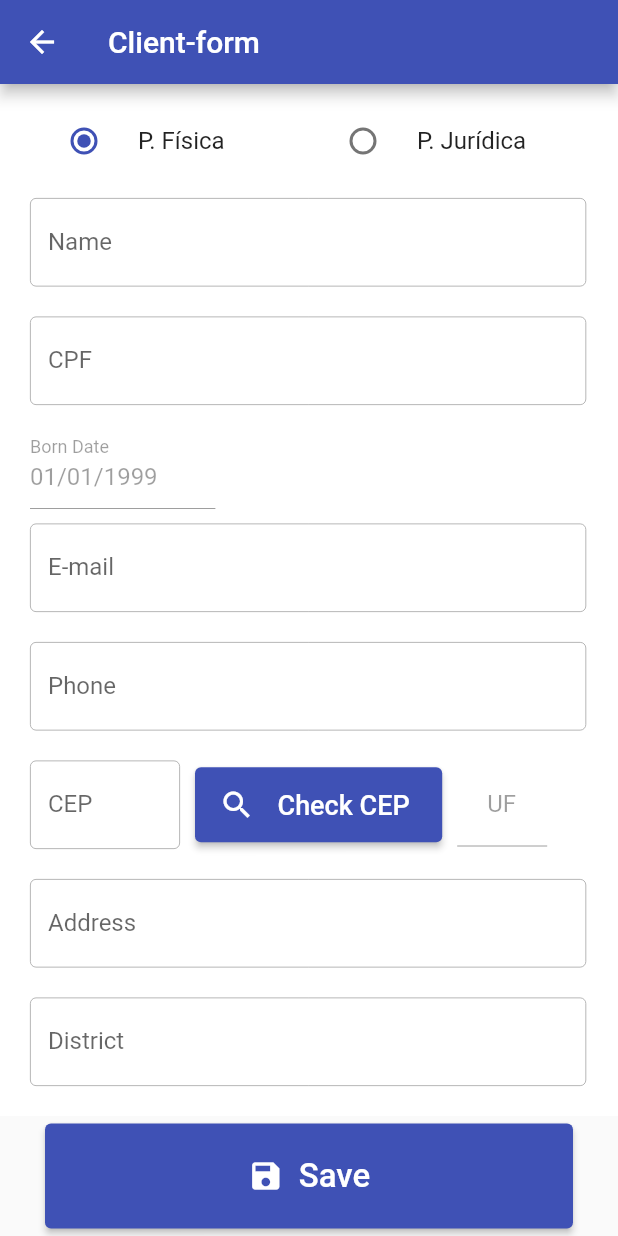
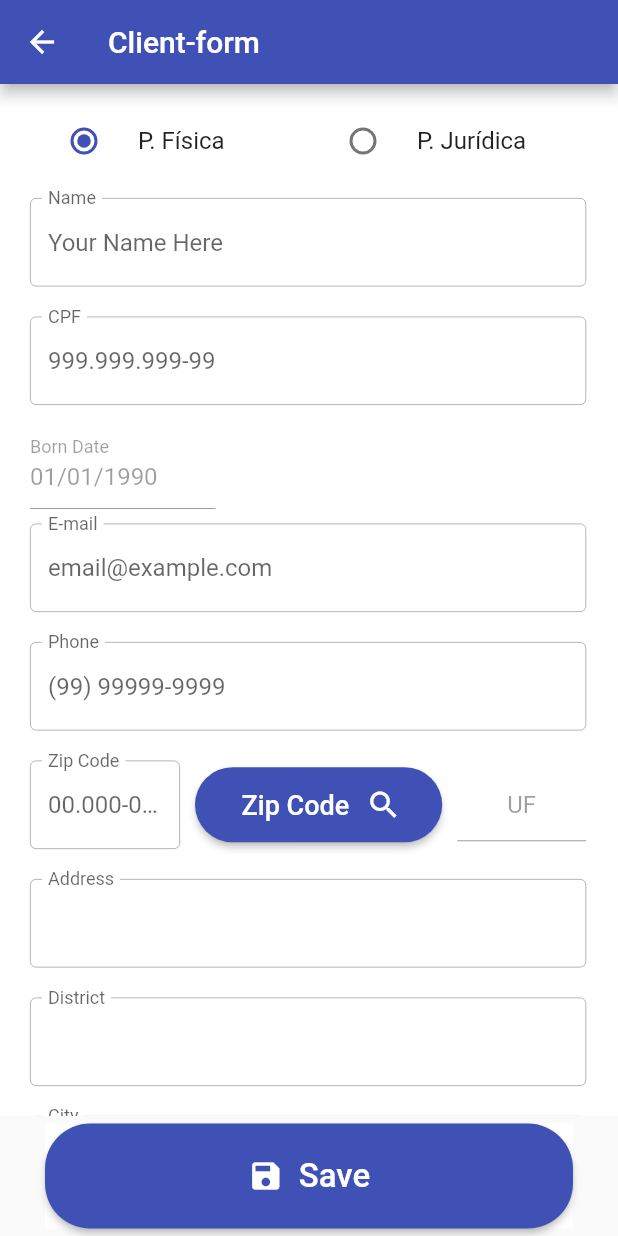
Before and after one commit to mattbrevis/crud_project, a Flutter app: the ClientPage screen opened directly, on a phone screen of 412 x 824 dp. Run offline on Flutter 3.47's test engine with Material 2 defaults, Android fonts, the phone set to English and light mode, and no system bars; our stand-ins replace brasil_fields; missing offline and left inert: bottom_picker.

Commit message:
fetchData from api VIACEP

```diff
--- a/lib/model/address_model.dart
+++ b/lib/model/address_model.dart
@@ -1,4 +1,4 @@
-class AddressModel {
+class AddressClientModel {
   String? cep;
   String? city;
   String? district;
@@ -6,7 +6,7 @@ class AddressModel {
   String? uf;
 
 
-  AddressModel(
+  AddressClientModel(
       {this.cep,
       this.city,
       this.district,
@@ -14,13 +14,22 @@ class AddressModel {
       this.uf,
       });
 
-  AddressModel.fromJson(Map<String, dynamic> json) {
+  AddressClientModel.fromJson(Map<String, dynamic> json) {
     cep = json['cep'];
     city = json['logradouro'];
     district = json['bairro'];
     address = json['localidade'];
     uf = json['uf'];
+  }
 
+  toMap(){
+    return {
+      'cep' : cep,
+      'city' : city,
+      'district' : district,
+      'address' : address,
+      'uf' : uf,
+    };
   }
 
 
--- a/lib/model/client_model.dart
+++ b/lib/model/client_model.dart
@@ -17,7 +17,7 @@ class ClientModel {
   DateTime bornDate;
   String emailClient;
   String phone;
-  AddressModel? address;
+  AddressClientModel? address;
 
   Map<String, dynamic> toMap() {
     return <String, dynamic>{
@@ -26,7 +26,7 @@ class ClientModel {
       'cpfCnpjClient': cpfCnpjClient,
       'bornDate': bornDate,
       'emailClient': emailClient,
-      'addressClient': address,
+      'address' : address
     };
   }
 
--- a/lib/pages/client-crud/client_page.dart
+++ b/lib/pages/client-crud/client_page.dart
@@ -4,6 +4,7 @@ import 'dart:math';
 import 'package:bottom_picker/bottom_picker.dart';
 import 'package:brasil_fields/brasil_fields.dart';
 import 'package:crud_project/model/address_model.dart';
+import 'package:crud_project/repositories/cep_repository.dart';
 import 'package:flutter/cupertino.dart';
 import 'package:flutter/material.dart';
 import 'package:flutter/services.dart';
@@ -27,7 +28,7 @@ class _ClientPageState extends State<ClientPage> {
   final nameController = TextEditingController();
   final cpfController = TextEditingController();
   final cnpjController = TextEditingController();
-  final bornDateController = TextEditingController(text: '01/01/1999');
+  final bornDateController = TextEditingController();
   final emailController = TextEditingController();
   final cepController = TextEditingController();
   final ufController = TextEditingController();
@@ -106,9 +107,11 @@ class _ClientPageState extends State<ClientPage> {
       if (widget.clientModel!.address != null) {
         cepController.text = widget.clientModel!.address!.cep.toString();
         ufController.text = widget.clientModel!.address!.uf.toString();
-        districtController.text = widget.clientModel!.address!.district.toString();
+        districtController.text =
+            widget.clientModel!.address!.district.toString();
         cityController.text = widget.clientModel!.address!.city.toString();
-        addressController.text = widget.clientModel!.address!.address.toString();
+        addressController.text =
+            widget.clientModel!.address!.address.toString();
       }
     } catch (e) {
       ScaffoldMessenger.of(context).showSnackBar(
@@ -124,7 +127,7 @@ class _ClientPageState extends State<ClientPage> {
         isPessoaJuridica == 0 ? cpfController.text : cnpjController.text;
 
     try {
-      final addressClient = AddressModel(
+      final addressClient = AddressClientModel(
           cep: cepController.text,
           uf: ufController.text,
           district: districtController.text,
@@ -219,9 +222,12 @@ class _ClientPageState extends State<ClientPage> {
                             textCapitalization: TextCapitalization.words,
                             textInputAction: TextInputAction.next,
                             cursorColor: Colors.black,
-                            decoration: const InputDecoration(
-                              label: Text('Name'),
-                              enabledBorder: OutlineInputBorder(
+                            decoration:  InputDecoration(
+                              floatingLabelBehavior:
+                                          FloatingLabelBehavior.always,
+                              label: const Text('Name'),
+                              hintText: isPessoaJuridica==0 ? 'Your Name Here' :'Your Company Name',
+                              enabledBorder: const OutlineInputBorder(
                                   borderSide: BorderSide(
                                       width: 0.5, color: Colors.grey)),
                             ),
@@ -246,6 +252,8 @@ class _ClientPageState extends State<ClientPage> {
                                   CpfInputFormatter()
                                 ],
                                 decoration: const InputDecoration(
+                                  floatingLabelBehavior:
+                                          FloatingLabelBehavior.always,
                                   label: Text('CPF'),
                                   hintText: '999.999.999-99',
                                   enabledBorder: OutlineInputBorder(
@@ -277,6 +285,9 @@ class _ClientPageState extends State<ClientPage> {
                                 ],
                                 decoration: const InputDecoration(
                                   label: Text('CNPJ'),
+                                  hintText: '88.888.8888-88',
+                                  floatingLabelBehavior:
+                                          FloatingLabelBehavior.always,
                                   enabledBorder: OutlineInputBorder(
                                       borderSide: BorderSide(
                                           width: 0.5, color: Colors.grey)),
@@ -306,7 +317,10 @@ class _ClientPageState extends State<ClientPage> {
                                 ],
                                 cursorColor: Colors.black,
                                 decoration: const InputDecoration(
+                                  floatingLabelBehavior:
+                                          FloatingLabelBehavior.always,
                                   label: Text('Born Date'),
+                                  hintText: '01/01/1990',
                                   enabledBorder: OutlineInputBorder(
                                       borderSide: BorderSide(
                                           width: 0.5, color: Colors.grey)),
@@ -331,7 +345,10 @@ class _ClientPageState extends State<ClientPage> {
                             textInputAction: TextInputAction.next,
                             cursorColor: Colors.black,
                             decoration: const InputDecoration(
+                              floatingLabelBehavior:
+                                          FloatingLabelBehavior.always,
                               label: Text('E-mail'),
+                              hintText: 'email@example.com',
                               enabledBorder: OutlineInputBorder(
                                   borderSide: BorderSide(
                                       width: 0.5, color: Colors.grey)),
@@ -359,8 +376,10 @@ class _ClientPageState extends State<ClientPage> {
                               TelefoneInputFormatter()
                             ],
                             decoration: const InputDecoration(
-
+                              floatingLabelBehavior:
+                                          FloatingLabelBehavior.always,
                               label: Text('Phone'),
+                              hintText: '(99) 99999-9999',
                               enabledBorder: OutlineInputBorder(
                                   borderSide: BorderSide(
                                       width: 0.5, color: Colors.grey)),
@@ -388,17 +407,19 @@ class _ClientPageState extends State<ClientPage> {
                                       CepInputFormatter()
                                     ],
                                     decoration: const InputDecoration(
-                                      label: Text('CEP'),
+                                      label: Text('Zip Code'),
+                                      labelStyle: TextStyle(),
                                       hintText: '00.000-000',
+                                      floatingLabelBehavior:
+                                          FloatingLabelBehavior.always,
                                       enabledBorder: OutlineInputBorder(
                                           borderSide: BorderSide(
                                               width: 0.5, color: Colors.grey)),
                                     ),
                                     validator: ((value) {
                                       if (value == null || value.isEmpty) {
-                                        return 'CEP is required';
+                                        return 'Zip Code is required';
                                       }
-
                                       return null;
                                     })),
                               ),
@@ -409,32 +430,50 @@ class _ClientPageState extends State<ClientPage> {
                                 width: width * 0.4,
                                 height: 50,
                                 child: ElevatedButton(
-                                    onPressed: () {},
+                                    onPressed: () async {
+                                      await ICepRepository.instance
+                                          .getAddress(
+                                              UtilBrasilFields.removeCaracteres(
+                                                  cepController.text))
+                                          .then((value) {
+                                        setState(() {
+                                          addressController.text =
+                                              value.address.toString();
+                                          districtController.text =
+                                              value.district.toString();
+                                          cityController.text =
+                                              value.city.toString();
+                                          ufController.text =
+                                              value.uf.toString();
+                                        });
+                                      });
+                                    },
                                     child: Row(
-                                      children: const[
-                                        Icon(Icons.search),
-                                        SizedBox(width: 15,),
-                                        Text('Check CEP',style: TextStyle(fontSize: 18),),
+                                      children: const [
+                                        SizedBox(
+                                          width: 15,
+                                        ),
+                                        Text(
+                                          'Zip Code',
+                                          style: TextStyle(fontSize: 18),
+                                        ),
+                                        Expanded(child: Icon(Icons.search)),
                                       ],
                                     )),
                               ),
                               const SizedBox(
                                 width: 10,
                               ),
-                              SizedBox(
-                                width: 60,
+                              Expanded(
                                 child: TextFormField(
                                   textAlign: TextAlign.center,
                                   controller: ufController,
                                   enabled: false,
                                   cursorColor: Colors.black,
                                   decoration: const InputDecoration(
-                                    label: Text(
-                                      'UF',
-                                      textAlign: TextAlign.center,
-                                    ),
-                                    contentPadding: EdgeInsets.fromLTRB(
-                                        20.0, 10.0, 20.0, 10.0),
+                                    floatingLabelBehavior:
+                                          FloatingLabelBehavior.always,
+                                    hintText: 'UF',
                                     enabledBorder: OutlineInputBorder(
                                         borderSide: BorderSide(
                                             width: 0.5, color: Colors.grey)),
@@ -453,6 +492,8 @@ class _ClientPageState extends State<ClientPage> {
                               textInputAction: TextInputAction.next,
                               cursorColor: Colors.black,
                               decoration: const InputDecoration(
+                                floatingLabelBehavior:
+                                          FloatingLabelBehavior.always,
                                 label: Text('Address'),
                                 enabledBorder: OutlineInputBorder(
                                     borderSide: BorderSide(
@@ -474,6 +515,8 @@ class _ClientPageState extends State<ClientPage> {
                               textInputAction: TextInputAction.next,
                               cursorColor: Colors.black,
                               decoration: const InputDecoration(
+                                floatingLabelBehavior:
+                                          FloatingLabelBehavior.always,
                                 label: Text('District'),
                                 enabledBorder: OutlineInputBorder(
                                     borderSide: BorderSide(
@@ -495,6 +538,8 @@ class _ClientPageState extends State<ClientPage> {
                               textInputAction: TextInputAction.next,
                               cursorColor: Colors.black,
                               decoration: const InputDecoration(
+                                floatingLabelBehavior:
+                                          FloatingLabelBehavior.always,
                                 label: Text('City'),
                                 enabledBorder: OutlineInputBorder(
                                     borderSide: BorderSide(
@@ -506,28 +551,6 @@ class _ClientPageState extends State<ClientPage> {
                                 }
                                 return null;
                               }))),
-
-                      // Container(
-                      //     margin: const EdgeInsets.symmetric(vertical: 10),
-                      //     width: width * 0.9,
-                      //     child: TextFormField(
-                      //         controller: addressController,
-                      //         keyboardType: TextInputType.text,
-                      //         textCapitalization: TextCapitalization.words,
-                      //         textInputAction: TextInputAction.next,
-                      //         cursorColor: Colors.black,
-                      //         decoration: const InputDecoration(
-                      //           label: Text('Address'),
-                      //           enabledBorder: OutlineInputBorder(
-                      //               borderSide: BorderSide(
-                      //                   width: 0.5, color: Colors.grey)),
-                      //         ),
-                      //         validator: ((value) {
-                      //           if (value == null || value.isEmpty) {
-                      //             return 'Address required';
-                      //           }
-                      //           return null;
-                      //         }))),
                     ],
                   ),
                 ),
@@ -565,8 +588,13 @@ class _ClientPageState extends State<ClientPage> {
                       mainAxisAlignment: MainAxisAlignment.center,
                       children: [
                         const Icon(Icons.save),
-                      const SizedBox(width: 10,),
-                      Text(widget.clientModel == null ? 'Save' : 'Edit', style: const TextStyle(fontSize: 22),),
+                        const SizedBox(
+                          width: 10,
+                        ),
+                        Text(
+                          widget.clientModel == null ? 'Save' : 'Edit',
+                          style: const TextStyle(fontSize: 22),
+                        ),
                       ],
                     )
                   : const CircularProgressIndicator(color: Colors.white)),
--- /dev/null
+++ b/lib/repositories/cep_interface.dart
@@ -0,0 +1,7 @@
+
+import 'package:crud_project/model/address_model.dart';
+
+abstract class ICepInterface {
+  Future<AddressClientModel?> getAddress(String cep);
+
+}
--- /dev/null
+++ b/lib/repositories/cep_repository.dart
@@ -0,0 +1,22 @@
+   import 'dart:convert';
+
+import 'package:crud_project/model/address_model.dart';
+import 'package:crud_project/repositories/cep_interface.dart';
+import 'package:http/http.dart' as http;
+
+class ICepRepository extends ICepInterface {
+  static ICepRepository? _instance;
+  ICepRepository._();
+  static ICepRepository get instance{
+    _instance??=  ICepRepository._();
+    return _instance!;
+   }
+
+  @override
+  Future<AddressClientModel> getAddress(String cep) async {
+    var response = await http.get(Uri.parse('https://viacep.com.br/ws/$cep/json/'));
+    return AddressClientModel.fromJson(json.decode(response.body));
+  }
+
+
+}
--- a/pubspec.yaml
+++ b/pubspec.yaml
@@ -39,6 +39,7 @@ dependencies:
   brasil_fields: ^1.9.0
   bottom_picker: ^2.0.1
   intl: ^0.17.0
+  http: ^0.13.5
 
 dev_dependencies:
   flutter_test:
```
Also changed, not shown: lib/main.dart (+9 -2 lines), pubspec.lock. Lines whose indentation alone changed are shown as unchanged.
